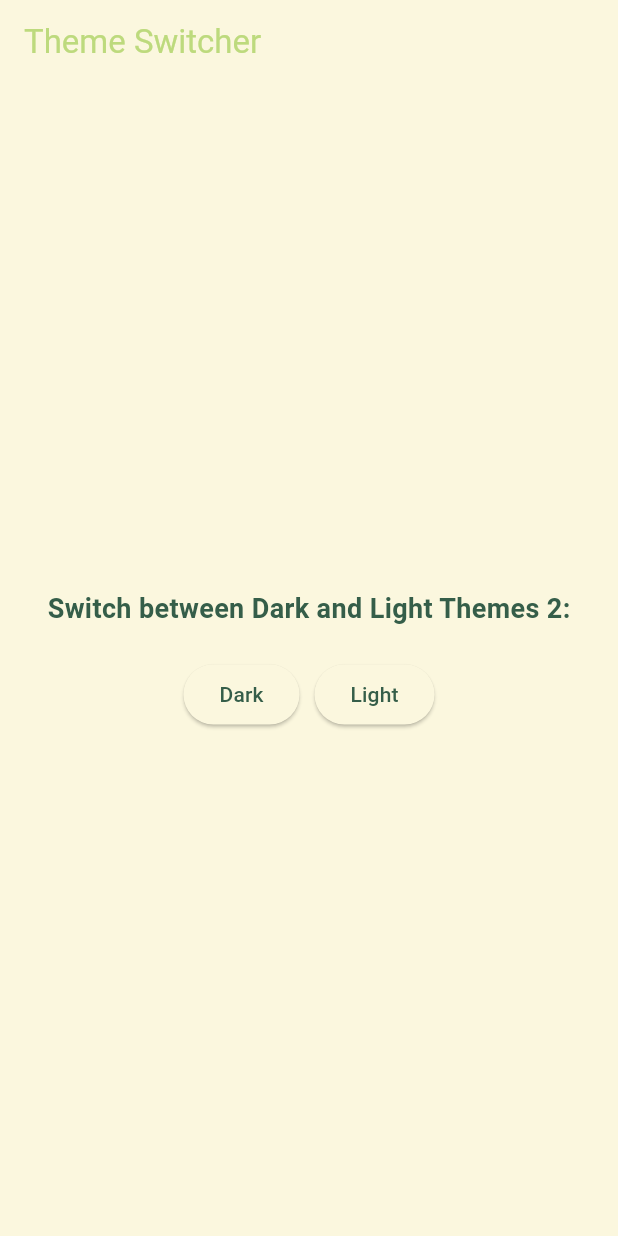
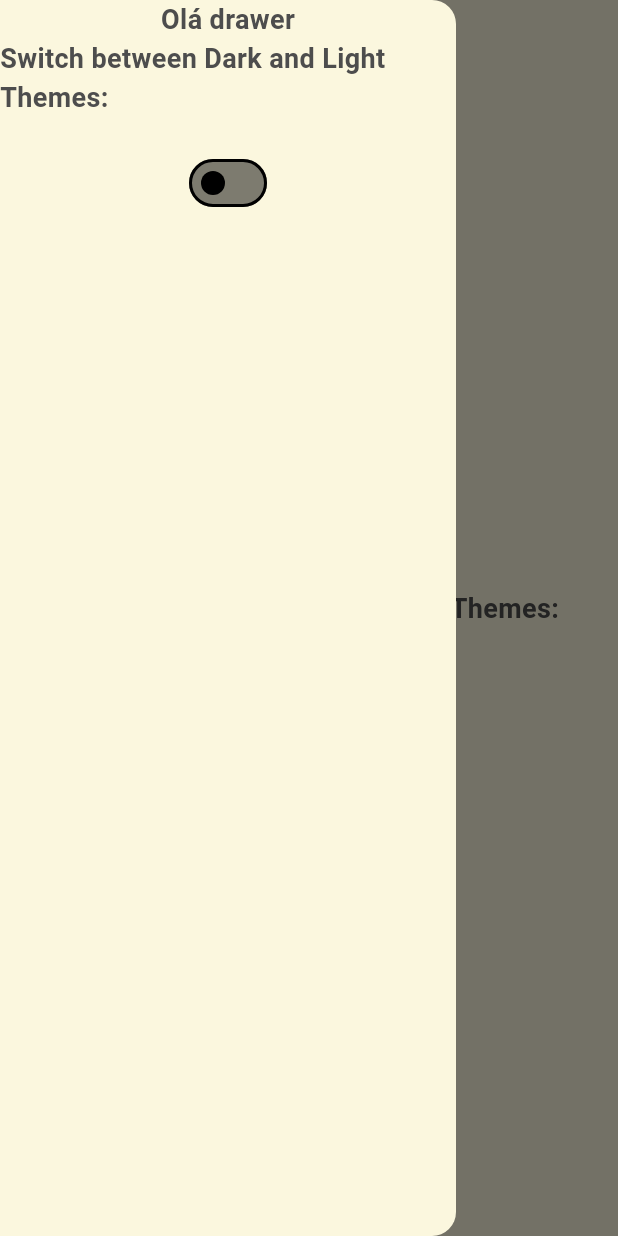
Before and after one commit to jonkstro/receitas-de-cafe-frontend, a Flutter app: the screen it shows after launch, with the side drawer open (before the commit the screen has no drawer), on a phone screen of 412 x 824 dp. Run offline on Flutter 3.47's test engine with Material 3 defaults, Android fonts, the phone set to English and light mode, and no system bars; our stand-ins replace flutter_riverpod, shared_preferences.

Commit message:
Alterado para switch

```diff
--- a/lib/pages/home_page.dart
+++ b/lib/pages/home_page.dart
@@ -1,6 +1,7 @@
 import 'package:flutter/material.dart';
 import 'package:flutter_riverpod/flutter_riverpod.dart';
-import 'package:receitas_de_cafe/state/providers/providers.dart';
+import 'package:receitas_de_cafe/widgets/alternador_temas_widget.dart';
+import 'package:receitas_de_cafe/widgets/app_drawer_widget.dart';
 
 class HomePage extends ConsumerStatefulWidget {
   const HomePage({super.key});
@@ -12,33 +13,13 @@ class HomePage extends ConsumerStatefulWidget {
 class _HomePageState extends ConsumerState<HomePage> {
   @override
   Widget build(BuildContext context) {
-    final theme = ref.watch(themeModeProvider);
     return Scaffold(
       appBar: AppBar(
-        title: const Text('Theme Switcher'),
+        title: const Text('Receitas de Café'),
       ),
-      body: Center(
-        child: Column(
-          mainAxisAlignment: MainAxisAlignment.center,
-          children: [
-            const Text('Switch between Dark and Light Themes 2:'),
-            const SizedBox(height: 20),
-            Row(
-              mainAxisAlignment: MainAxisAlignment.center,
-              children: [
-                ElevatedButton(
-                  onPressed: () => theme.toggleDark(),
-                  child: const Text('Dark'),
-                ),
-                const SizedBox(width: 10),
-                ElevatedButton(
-                  onPressed: () => theme.toggleLight(),
-                  child: const Text('Light'),
-                ),
-              ],
-            ),
-          ],
-        ),
+      drawer: const AppDrawerWidget(),
+      body: const Center(
+        child: AlternadorTemasWidget(),
       ),
     );
   }
--- a/lib/state/providers/providers.dart
+++ b/lib/state/providers/providers.dart
@@ -3,7 +3,6 @@ import 'package:receitas_de_cafe/services/impl/shared_preferences_device_storage
 import 'package:receitas_de_cafe/state/formulario_receita_state.dart';
 import 'package:receitas_de_cafe/state/formulario_receita_store.dart';
 import 'package:receitas_de_cafe/state/theme_mode_store.dart';
-import 'package:receitas_de_cafe/state/theme_store.dart';
 
 final deviceStoreServiceProvider = Provider((ref) {
   return SharedPreferencesDeviceStorageService();
@@ -14,5 +13,4 @@ final formProvider =
   (ref) => FormularioReceitaStore(),
 );
 
-final themeProvider = ChangeNotifierProvider((ref) => ThemeStore());
 final themeModeProvider = ChangeNotifierProvider((ref) => ThemeModeStore());
--- a/lib/themes/custom/custom_colorscheme.dart
+++ b/lib/themes/custom/custom_colorscheme.dart
@@ -3,17 +3,13 @@ import 'package:receitas_de_cafe/utils/constants.dart';
 
 class CustomColorscheme {
   static const light = ColorScheme.light(
-    primary: primaryColor,
-    secondary: secondaryColor,
-    surface: backgroundPrimaryLight,
-    onSurface: backgroundSecondaryLight,
-    onPrimary: primaryColor,
+    primary: primaryLight,
+    secondary: secondaryLight,
+    surface: surfacePrimaryLight,
   );
   static const dark = ColorScheme.dark(
-    primary: backgroundSecondaryLight,
-    secondary: secondaryColor,
-    surface: backgroundPrimaryDark,
-    onSurface: backgroundSecondaryDark,
-    onPrimary: backgroundPrimaryLight,
+    primary: primaryDark,
+    secondary: secondaryDark,
+    surface: surfacePrimaryDark,
   );
 }
--- /dev/null
+++ b/lib/widgets/alternador_temas_widget.dart
@@ -0,0 +1,46 @@
+import 'package:flutter/material.dart';
+import 'package:flutter_riverpod/flutter_riverpod.dart';
+import 'package:receitas_de_cafe/state/providers/providers.dart';
+
+class AlternadorTemasWidget extends ConsumerStatefulWidget {
+  const AlternadorTemasWidget({super.key});
+
+  @override
+  ConsumerState<ConsumerStatefulWidget> createState() =>
+      _AlternadorTemasWidgetState();
+}
+
+class _AlternadorTemasWidgetState extends ConsumerState<AlternadorTemasWidget> {
+  @override
+  Widget build(BuildContext context) {
+    final themeModeStore = ref.read(themeModeProvider);
+    var themeMode = themeModeStore.themeMode;
+
+    // Definindo se o modo é escuro ou claro baseado no themeMode
+    bool isDarkMode;
+    if (themeMode == ThemeMode.system) {
+      isDarkMode = MediaQuery.of(context).platformBrightness == Brightness.dark;
+    } else {
+      isDarkMode = themeMode == ThemeMode.dark;
+    }
+
+    return Column(
+      mainAxisAlignment: MainAxisAlignment.center,
+      children: [
+        const Text('Switch between Dark and Light Themes:'),
+        const SizedBox(height: 20),
+        Switch(
+          value: isDarkMode,
+          onChanged: (bool value) {
+            themeModeStore.toggleThemes(isDarkMode);
+            setState(() {}); // Atualiza o widget após mudar o tema
+          },
+          activeColor: isDarkMode ? Colors.white : Colors.black,
+          inactiveThumbColor: isDarkMode ? Colors.white : Colors.black,
+          inactiveTrackColor:
+              (isDarkMode ? Colors.white : Colors.black).withOpacity(0.5),
+        ),
+      ],
+    );
+  }
+}
--- /dev/null
+++ b/lib/widgets/app_drawer_widget.dart
@@ -0,0 +1,14 @@
+import 'package:flutter/material.dart';
+import 'package:receitas_de_cafe/widgets/alternador_temas_widget.dart';
+
+class AppDrawerWidget extends StatelessWidget {
+  const AppDrawerWidget({super.key});
+
+  @override
+  Widget build(BuildContext context) {
+    return const Drawer(
+        child: Column(
+      children: [Text('Olá drawer'), AlternadorTemasWidget()],
+    ));
+  }
+}
```
Also changed, not shown: lib/state/theme_mode_store.dart (+9 -0 lines), lib/state/theme_store.dart (deleted, +0 -17 lines), lib/utils/constants.dart (+9 -8 lines), 1 other file.
